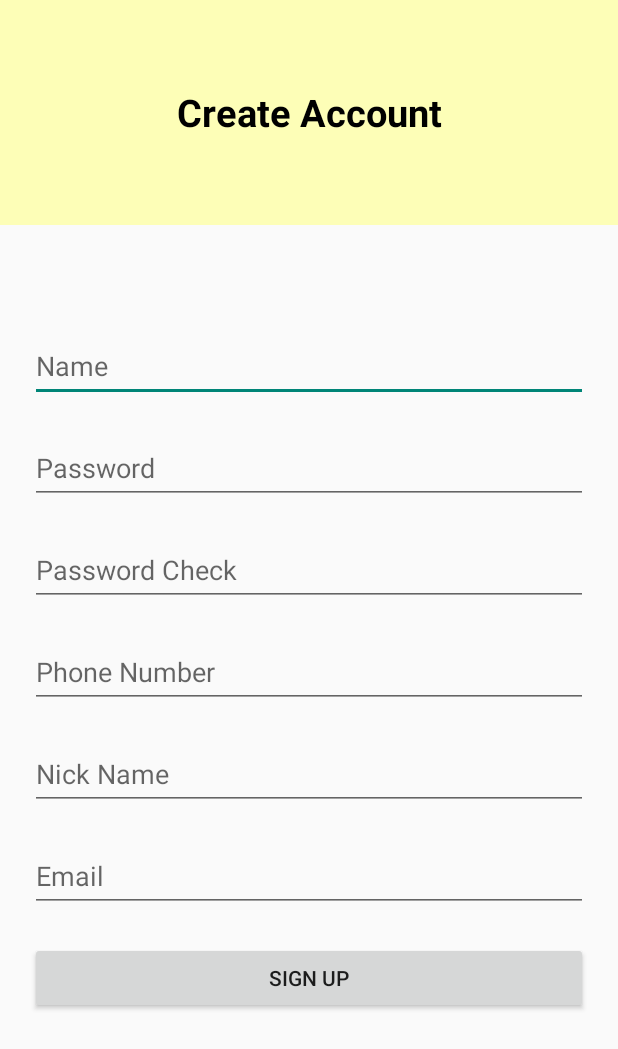
After one commit to oosedus/FridgeGuardian, an Android app: the JoinActivity screen opened directly, with no data from a screen before it, on a phone screen of 412 x 824 dp. The commit adds this screen. Shown: the top 1049 px of the screen. Run offline under Robolectric (Android 15) with nearby library versions, the phone set to English and light mode, and no system bars; our stand-ins replace Firebase (no records; nobody signed in at launch, a user with empty details on screens opened directly), data binding.

Commit message:
스플래시,로그인,회원가입

```diff
--- a/app/build.gradle
+++ b/app/build.gradle
@@ -1,7 +1,7 @@
 plugins {
     id 'com.android.application'
     id 'org.jetbrains.kotlin.android'
-    id("com.google.gms.google-services")
+    id 'com.google.gms.google-services'
 }
 
 android {
@@ -31,6 +31,9 @@ android {
     kotlinOptions {
         jvmTarget = '1.8'
     }
+    dataBinding{
+        enabled true
+    }
 }
 
 dependencies {
--- /dev/null
+++ b/app/src/main/res/layout/activity_join.xml
@@ -0,0 +1,110 @@
+<?xml version="1.0" encoding="utf-8"?>
+<layout>
+    <LinearLayout
+        xmlns:android="http://schemas.android.com/apk/res/android"
+        xmlns:app="http://schemas.android.com/apk/res-auto"
+        xmlns:tools="http://schemas.android.com/tools"
+        android:layout_width="match_parent"
+        android:layout_height="match_parent"
+        tools:context=".auth.JoinActivity"
+        android:orientation="vertical">
+
+        <LinearLayout
+            android:layout_width="match_parent"
+            android:background="@color/mainColor_insun"
+            android:layout_height="150dp">
+
+            <TextView
+                android:layout_width="match_parent"
+                android:layout_height="match_parent"
+                android:gravity="center"
+                android:text="Create Account"
+                android:textColor="@color/black"
+                android:textSize="25sp"
+                android:textStyle="bold" />
+
+        </LinearLayout>
+
+        <LinearLayout
+            android:layout_width="match_parent"
+            android:layout_height="wrap_content"
+            android:layout_marginTop="50dp"
+            android:orientation="vertical">
+
+            <!--Name-->
+            <EditText
+                android:id="@+id/nameArea"
+                android:layout_width="match_parent"
+                android:layout_height="48dp"
+                android:layout_marginStart="20dp"
+                android:layout_marginEnd="20dp"
+                android:layout_marginTop="20dp"
+                android:hint="Name" />
+
+            <!--password-->
+            <EditText
+                android:id="@+id/passwordArea1"
+                android:layout_width="match_parent"
+                android:layout_height="48dp"
+                android:layout_marginStart="20dp"
+                android:layout_marginEnd="20dp"
+                android:layout_marginTop="20dp"
+                android:hint="Password"
+                android:inputType="textPassword" />
+
+            <!--passwordCheck-->
+            <EditText
+                android:id="@+id/passwordArea2"
+                android:layout_width="match_parent"
+                android:layout_height="48dp"
+                android:layout_marginStart="20dp"
+                android:layout_marginEnd="20dp"
+                android:layout_marginTop="20dp"
+                android:hint="Password Check"
+                android:inputType="textPassword" />
+
+            <!--Phone Number-->
+            <EditText
+                android:id="@+id/PhoneNumberArea"
+                android:layout_width="match_parent"
+                android:layout_height="48dp"
+                android:layout_marginStart="20dp"
+                android:layout_marginEnd="20dp"
+                android:layout_marginTop="20dp"
+                android:hint="Phone Number" />
+
+            <!--NickName-->
+            <EditText
+                android:id="@+id/NickNameArea"
+                android:layout_width="match_parent"
+                android:layout_height="48dp"
+                android:layout_marginStart="20dp"
+                android:layout_marginEnd="20dp"
+                android:layout_marginTop="20dp"
+                android:hint="Nick Name" />
+
+            <!--Email-->
+            <EditText
+                android:id="@+id/EmailArea"
+                android:layout_width="match_parent"
+                android:layout_height="48dp"
+                android:layout_marginStart="20dp"
+                android:layout_marginEnd="20dp"
+                android:layout_marginTop="20dp"
+                android:hint="Email" />
+
+            <!--Sign Up Button-->
+            <Button
+                android:id="@+id/joinBtn"
+                android:layout_width="match_parent"
+                android:layout_height="wrap_content"
+                android:layout_marginStart="20dp"
+                android:layout_marginEnd="20dp"
+                android:layout_marginTop="20dp"
+                android:text="Sign Up" />
+
+        </LinearLayout>
+
+
+    </LinearLayout>
+</layout>
--- a/app/src/main/res/values/colors.xml
+++ b/app/src/main/res/values/colors.xml
@@ -3,4 +3,5 @@
     <color name="black">#FF000000</color>
     <color name="white">#FFFFFFFF</color>
     <color name="mainColor">#303F9E</color>
+    <color name="mainColor_insun">#FDFEB7</color>
 </resources>
--- a/app/src/main/res/values/themes.xml
+++ b/app/src/main/res/values/themes.xml
@@ -1,7 +1,9 @@
 <resources xmlns:tools="http://schemas.android.com/tools">
     <!-- Base application theme. -->
-    <style name="Base.Theme.FridgeGuardian" parent="Theme.Material3.DayNight.NoActionBar">
+    <style name="Base.Theme.FridgeGuardian" parent="Theme.AppCompat.Light">
         <!-- Customize your light theme here. -->
+        <item name="windowNoTitle">true</item>
+        <item name="colorPrimaryVariant">@color/mainColor_insun</item>
         <!-- <item name="colorPrimary">@color/my_light_primary</item> -->
     </style>
 
```
Also changed, not shown: app/src/main/AndroidManifest.xml (+17 -1 lines), app/src/main/java/com/example/fridgeguardian/IntroActivity.kt (added, +29 -0 lines), app/src/main/java/com/example/fridgeguardian/JoinActivity.kt (added, +117 -0 lines), app/src/main/java/com/example/fridgeguardian/LoginActivity.kt (added, +55 -0 lines), app/src/main/java/com/example/fridgeguardian/SplashActivity.kt (added, +19 -0 lines), app/src/main/res/drawable/background_radius.xml (added, +12 -0 lines), app/src/main/res/layout/activity_intro.xml (added, +59 -0 lines), app/src/main/res/layout/activity_login.xml (added, +77 -0 lines), app/src/main/res/layout/activity_splash.xml (added, +19 -0 lines), app/src/main/res/drawable/fg_splash.png (added).
